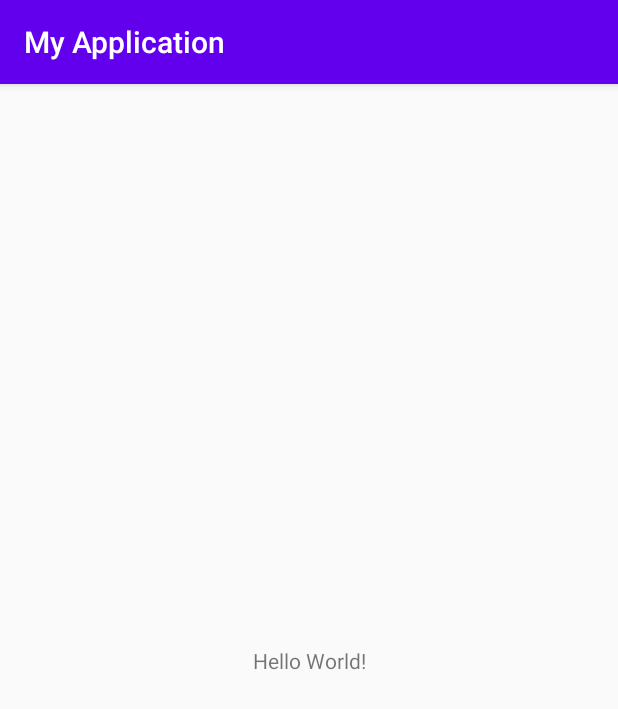
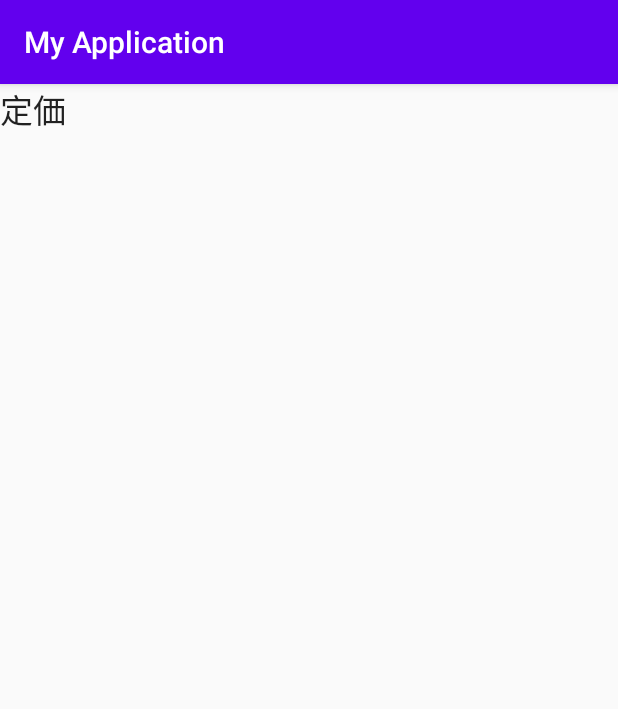
Before and after one commit to G-tyan/DiscountCalculatorApp, an Android app: the screen it shows after launch (MainActivity), on a phone screen of 412 x 824 dp. Shown: the top 709 px of the screen. Run offline under Robolectric (Android 15) with nearby library versions, the phone set to English and light mode, and no system bars.

Commit message:
変更なし

```diff
--- a/app/src/main/res/layout/activity_main.xml
+++ b/app/src/main/res/layout/activity_main.xml
@@ -7,12 +7,11 @@
     tools:context=".MainActivity">
 
     <TextView
+        android:id="@+id/textView2"
         android:layout_width="wrap_content"
         android:layout_height="wrap_content"
-        android:text="Hello World!"
-        app:layout_constraintBottom_toBottomOf="parent"
-        app:layout_constraintLeft_toLeftOf="parent"
-        app:layout_constraintRight_toRightOf="parent"
-        app:layout_constraintTop_toTopOf="parent" />
-
+        android:text="定価"
+        android:textAppearance="@style/TextAppearance.AppCompat.Large"
+        tools:layout_editor_absoluteX="26dp"
+        tools:layout_editor_absoluteY="17dp" />
 </androidx.constraintlayout.widget.ConstraintLayout>
```
